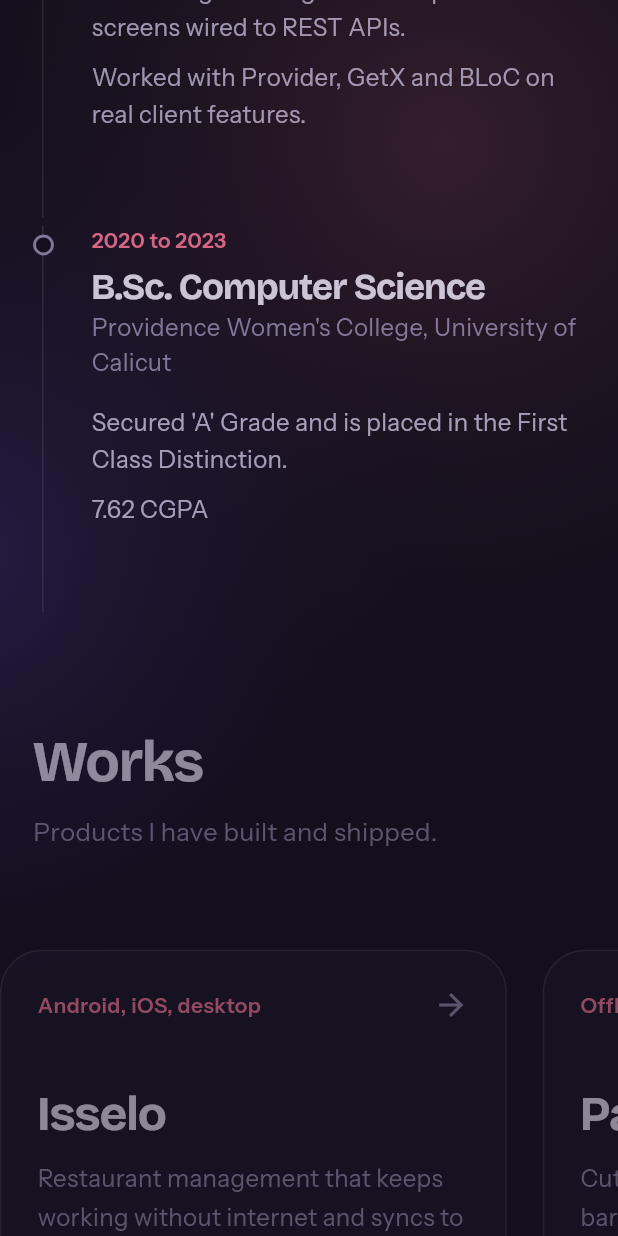
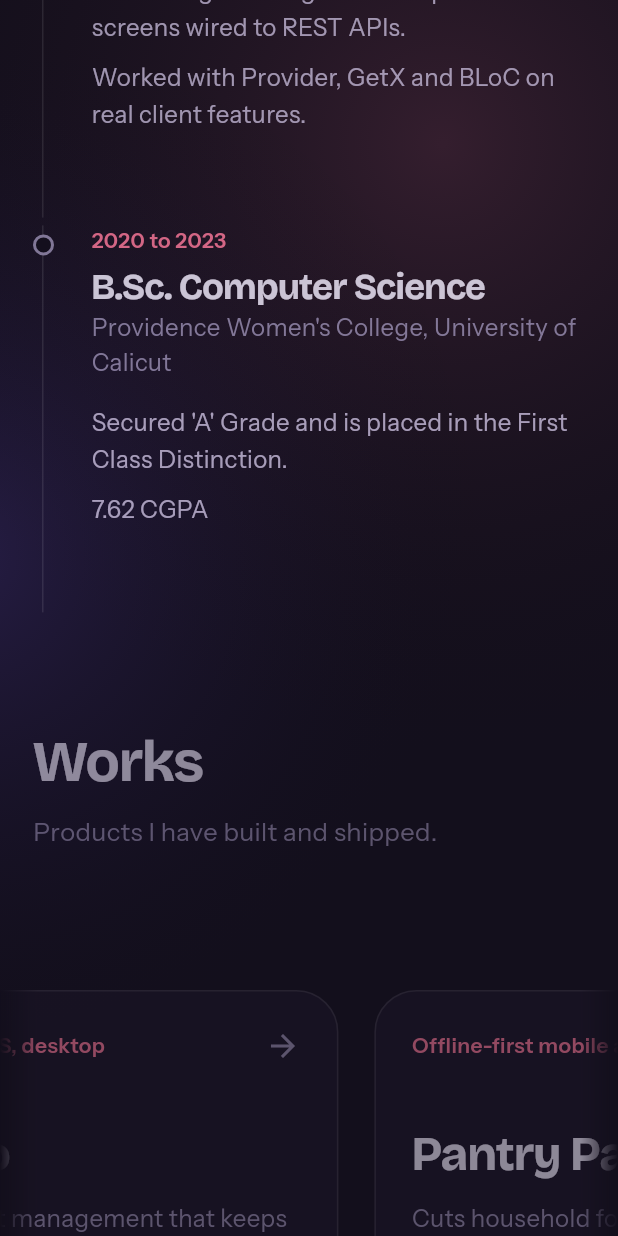
Before and after one commit to haadiyaa/hadiyaa-portfolio, a Flutter app: the screen it shows after launch, scrolled down 2304 dp, on a phone screen of 412 x 824 dp. Run offline on Flutter 3.47's test engine with Material 3 defaults, Android fonts, the phone set to English and light mode, and no system bars; our stand-ins replace flutter_riverpod, google_fonts.

Commit message:
refactor: replace auto scroll list with interactive project marquee widget

```diff
--- a/lib/core/constants.dart
+++ b/lib/core/constants.dart
@@ -16,6 +16,7 @@ class K {
     "BUILDING *CROSS-PLATFORM* SCALABLE APPLICATIONS.",
     'FOCUSED ON CLEAN CODE, SEAMLESS INTEGRATIONS, AND INTUITIVE USER EXPERIENCES.',
   ]; // *text* is shown in the accent colour
+  static const marqueeSpeed = 40.0; // px per second the work cards drift
   static const fadeZone = .25; // top share of the screen where content fades out as it scrolls away
   static const scrollHint = 'Scroll';
   static const heroLabel = 'FLUTTER'; // small spaced label above the big word
--- a/lib/views/sections/work_section.dart
+++ b/lib/views/sections/work_section.dart
@@ -1,36 +1,16 @@
 import 'package:flutter/material.dart';
-import 'package:flutter/rendering.dart';
 import 'package:flutter_riverpod/flutter_riverpod.dart';
 import '../../core/constants.dart';
-import '../../core/responsive.dart';
 import '../../viewmodels/portfolio_vm.dart';
-import '../../widgets/auto_scroll_list.dart';
-import '../../widgets/project_card.dart';
+import '../../widgets/project_marquee.dart';
 import '../../widgets/reveal.dart';
 import '../../widgets/section_block.dart';
 
-/// The projects drift sideways in a loop, edge to edge. Hover or touch to stop them.
 class WorkSection extends ConsumerWidget {
   const WorkSection({super.key});
   @override
   Widget build(BuildContext context, WidgetRef ref) {
     final projects = ref.watch(portfolioProvider).projects;
-    final cardW = context.w < 500 ? context.w * .82 : K.workCardWidth;
-    return SectionBlock(
-        1,
-        K.navLinks[1],
-        'Products I have built and shipped.',
-        // The row breaks out of the page padding to use the whole screen width.
-        Reveal(
-            child: OverflowBox(
-                fit: OverflowBoxFit.deferToChild,
-                minWidth: context.w,
-                maxWidth: context.w,
-                child: AutoScrollList(
-                    count: projects.length,
-                    itemExtent: cardW + K.gap,
-                    height: context.cardH + 28, // room for the hover lift and glow
-                    speed: K.workScrollSpeed,
-                    itemBuilder: (_, i) => Padding(padding: const EdgeInsets.fromLTRB(0, 14, K.gap, 14), child: ProjectCard(projects[i], cardW))))));
+    return SectionBlock(1, K.navLinks[1], 'Products I have built and shipped.', Reveal(child: ProjectMarquee(projects)));
   }
 }
--- a/lib/widgets/project_card.dart
+++ b/lib/widgets/project_card.dart
@@ -1,8 +1,8 @@
 import 'package:flutter/material.dart';
-import 'package:haadiya_portfolio/core/constants.dart';
-import 'package:haadiya_portfolio/models/models.dart';
-import 'package:haadiya_portfolio/core/responsive.dart';
-import 'package:haadiya_portfolio/core/theme.dart';
+import '../core/constants.dart';
+import '../core/responsive.dart';
+import '../core/theme.dart';
+import '../models/models.dart';
 import 'chips.dart';
 import 'hover.dart';
 
@@ -10,7 +10,8 @@ import 'hover.dart';
 class ProjectCard extends StatelessWidget {
   final Project project;
   final double width;
-  const ProjectCard(this.project, this.width, {super.key});
+  final double? height; // defaults to the height for the current screen width
+  const ProjectCard(this.project, this.width, {super.key, this.height});
   @override
   Widget build(BuildContext context) {
     final p = context.p;
@@ -20,13 +21,13 @@ class ProjectCard extends StatelessWidget {
             duration: K.ms,
             curve: Curves.easeOut,
             transform: Matrix4.translationValues(0, h ? -6 : 0, 0),
-            height: context.cardH,
+            height: height ?? context.cardH,
             padding: EdgeInsets.all(context.mob ? 24 : 32),
             decoration: BoxDecoration(
                 color: p.card,
                 borderRadius: BorderRadius.circular(28),
-                border: Border.all(color: h ? p.accent.withValues(alpha: .6) : p.line),
-                boxShadow: h ? [BoxShadow(color: p.accent.withValues(alpha: .12), blurRadius: 60)] : []),
+                border: Border.all(color: h ? p.accent.withOpacity(.6) : p.line),
+                boxShadow: h ? [BoxShadow(color: p.accent.withOpacity(.12), blurRadius: 60)] : []),
             child: Column(crossAxisAlignment: CrossAxisAlignment.start, children: [
               Row(mainAxisAlignment: MainAxisAlignment.spaceBetween, children: [
                 Text(project.kind, style: TextStyle(color: p.accent, fontWeight: FontWeight.w600)),
--- /dev/null
+++ b/lib/widgets/project_marquee.dart
@@ -0,0 +1,83 @@
+import 'dart:math' as math;
+import 'dart:ui' show PointerDeviceKind;
+import 'package:flutter/material.dart';
+import 'package:flutter/rendering.dart';
+import 'package:flutter/scheduler.dart';
+import '../core/constants.dart';
+import '../core/responsive.dart';
+import '../models/models.dart';
+import 'project_card.dart';
+
+/// Project cards drifting sideways in an endless loop, edge to edge. It pauses while the cursor is
+/// over it or a finger is on it, and can be dragged by hand.
+class ProjectMarquee extends StatefulWidget {
+  final List<Project> projects;
+  const ProjectMarquee(this.projects, {super.key});
+  @override
+  State<ProjectMarquee> createState() => _ProjectMarqueeState();
+}
+
+class _ProjectMarqueeState extends State<ProjectMarquee> with SingleTickerProviderStateMixin {
+  late final Ticker ticker;
+  ScrollController? controller;
+  Duration last = Duration.zero;
+  bool hover = false, down = false;
+
+  @override
+  void initState() {
+    super.initState();
+    ticker = createTicker(_tick)..start();
+  }
+
+  void _tick(Duration t) {
+    final dt = ((t - last).inMicroseconds / 1e6).clamp(0.0, .05).toDouble();
+    last = t;
+    final c = controller;
+    if (hover || down || c == null || !c.hasClients) return;
+    c.jumpTo(c.offset + K.marqueeSpeed * dt);
+  }
+
+  @override
+  void dispose() {
+    ticker.dispose();
+    controller?.dispose();
+    super.dispose();
+  }
+
+  @override
+  Widget build(BuildContext context) {
+    final mob = context.mob, n = widget.projects.length;
+    final cardW = mob ? math.min(context.w * .8, 340.0) : 420.0, cardH = mob ? 520.0 : 470.0;
+    final extent = cardW + K.gap;
+    // The list is endless (card i % n), and starts far from 0 so it can also be dragged backwards.
+    controller ??= ScrollController(initialScrollOffset: extent * n * 100);
+    return OverflowBox(
+        fit: OverflowBoxFit.deferToChild,
+        maxWidth: context.w,
+        child: SizedBox(
+            width: context.w, // breaks out of the page padding to use the full screen width
+            height: cardH + 80, // room above and below for the hover lift and glow
+            child: MouseRegion(
+                onEnter: (_) => hover = true,
+                onExit: (_) => hover = false,
+                child: Listener(
+                    onPointerDown: (_) => down = true,
+                    onPointerUp: (_) => down = false,
+                    onPointerCancel: (_) => down = false,
+                    child: ShaderMask(
+                        blendMode: BlendMode.dstIn, // soft fade at both screen edges
+                        shaderCallback: (r) => const LinearGradient(colors: [Colors.transparent, Colors.white, Colors.white, Colors.transparent], stops: [0, .06, .94, 1]).createShader(r),
+                        child: ScrollConfiguration(
+                            behavior: ScrollConfiguration.of(context).copyWith(
+                                scrollbars: false, dragDevices: {PointerDeviceKind.touch, PointerDeviceKind.mouse, PointerDeviceKind.trackpad}),
+                            child: ListView.builder(
+                                controller: controller,
+                                scrollDirection: Axis.horizontal,
+                                itemExtent: extent,
+                                clipBehavior: Clip.none,
+                                padding: const EdgeInsets.symmetric(vertical: 40),
+                                itemBuilder: (_, i) => Padding(
+                                    padding: const EdgeInsets.only(right: K.gap),
+                                    child: ProjectCard(widget.projects[i % n], cardW, height: cardH)))))))));
+  }
+}
```
Also changed, not shown: 1 other file.
